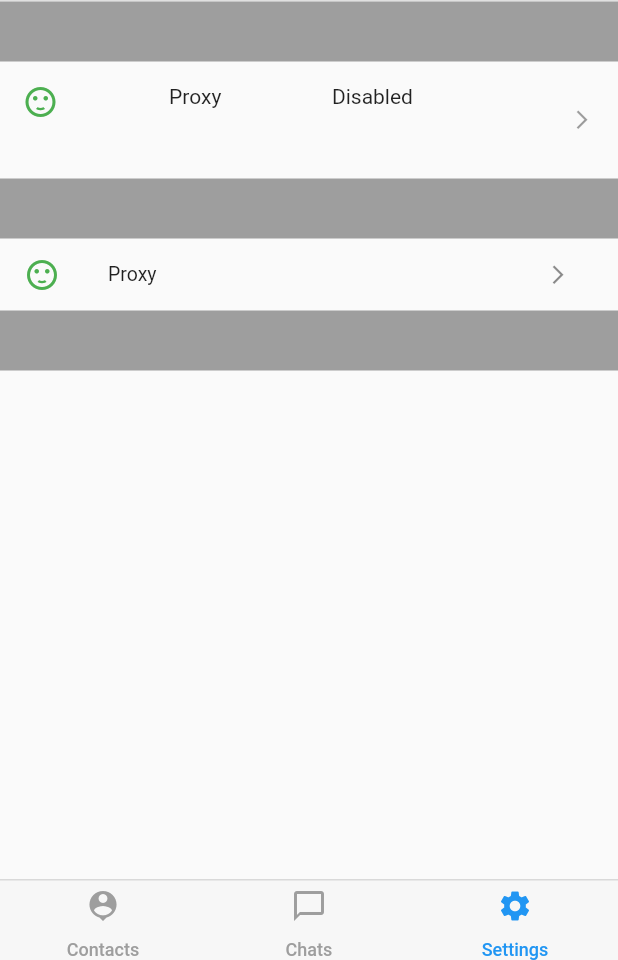
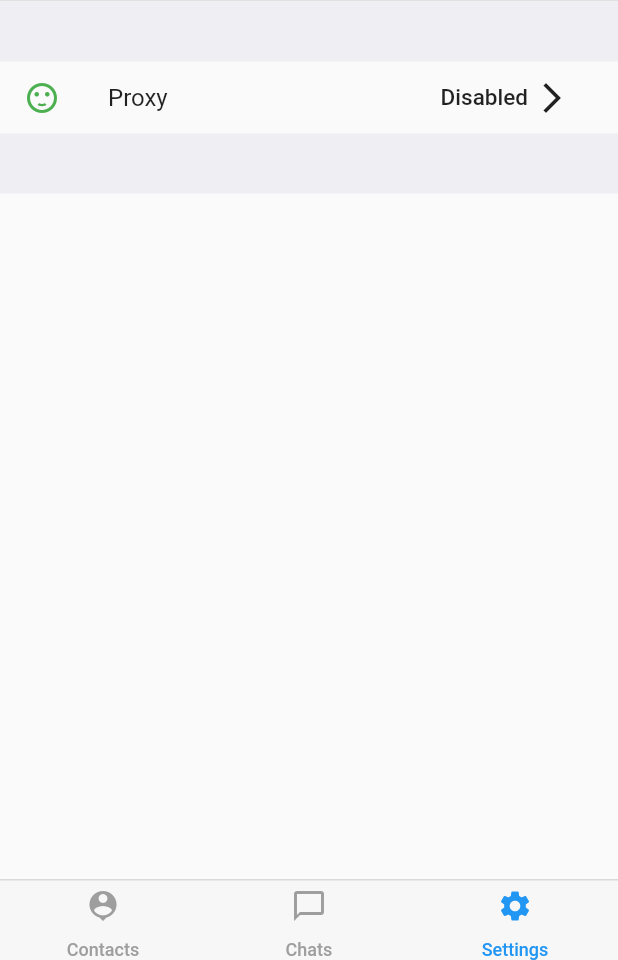
Before and after one commit to abritov/flutter-example-telegram-app, a Flutter app: the screen it shows after launch, item 3 of the bottom bar chosen, on a phone screen of 412 x 824 dp, the part 276-1236 px from its top. Run offline on Flutter 3.47's test engine with Material 2 defaults, Android fonts, the phone set to English and light mode, and no system bars.

Commit message:
feat(ui): SettingsPage FlatButton icon left

```diff
--- a/lib/widgets/settings.dart
+++ b/lib/widgets/settings.dart
@@ -8,8 +8,7 @@ class SettingsPage extends StatelessWidget {
     final _borderSideDivider =
         BorderSide(width: 1.0, color: Theme.of(context).dividerColor);
     final gap = Container(
-      decoration: BoxDecoration(color: Colors.grey),
-      // width: 50.0,
+      decoration: BoxDecoration(color: Color(0xFFEFEEF3)),
       height: 40.0,
     );
     return CustomScrollView(slivers: [
@@ -70,36 +69,26 @@ class SettingsPage extends StatelessWidget {
                 ),
               )),
           gap,
-          Container(
-              padding: EdgeInsets.all(15.0),
-              child: Row(
-                  mainAxisAlignment: MainAxisAlignment.spaceBetween,
-                  crossAxisAlignment: CrossAxisAlignment.start,
-                  children: [
-                    IconTheme(
-                      data: IconThemeData(color: Colors.green),
-                      child: Icon(Icons.sentiment_satisfied),
-                    ),
-                    Text("Proxy"),
-                    Text("Disabled"),
-                    IconButton(
-                      padding: EdgeInsets.only(left: 30.0),
-                      icon: Icon(Icons.arrow_forward_ios),
-                      iconSize: 15.0,
-                    ),
-                  ])),
-          gap,
           ListTile(
               dense: true,
-              title: Text("Proxy"),
+              title: Text(
+                "Proxy",
+                style: TextStyle(fontSize: 16.0),
+              ),
               leading: IconTheme(
                 data: IconThemeData(color: Colors.green),
                 child: Icon(Icons.sentiment_satisfied),
               ),
-              trailing: IconButton(
-                icon: Icon(Icons.arrow_forward_ios),
+              trailing: FlatButton(
                 onPressed: () {},
-                iconSize: 15.0,
+                child: Row(
+                  mainAxisSize: MainAxisSize.min,
+                  children: <Widget>[
+                    Text("Disabled", style: TextStyle(fontSize: 15.0)),
+                    const SizedBox(width: 4.0),
+                    Icon(Icons.arrow_forward_ios),
+                  ],
+                ),
               )),
           gap
         ]),
```
